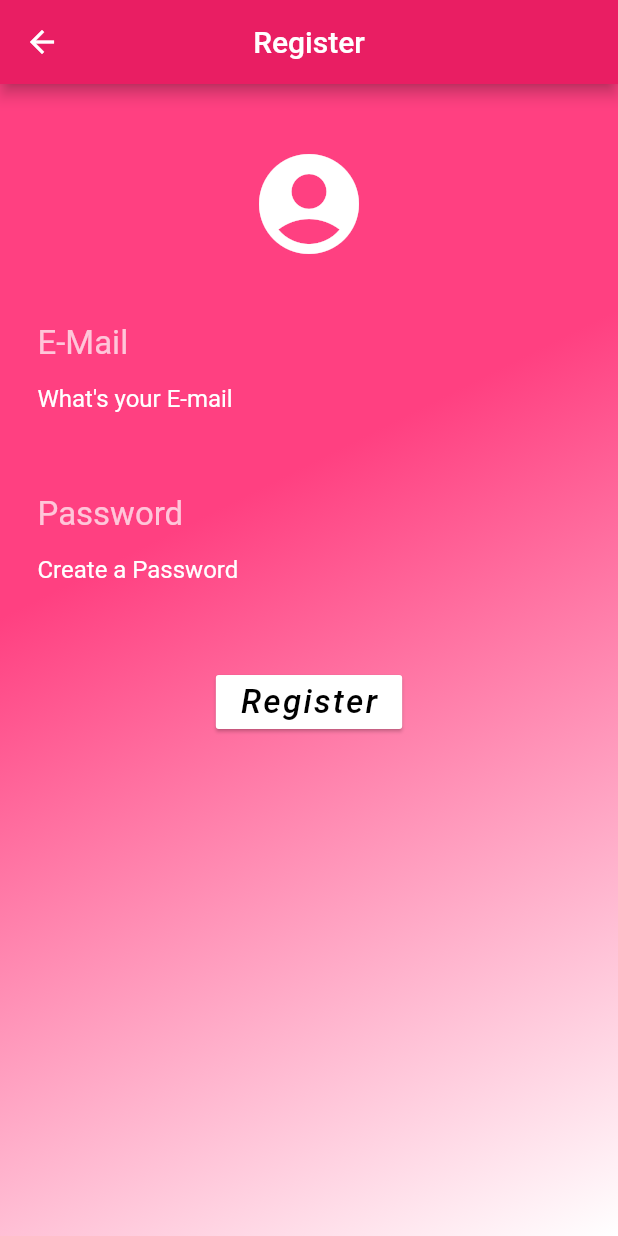
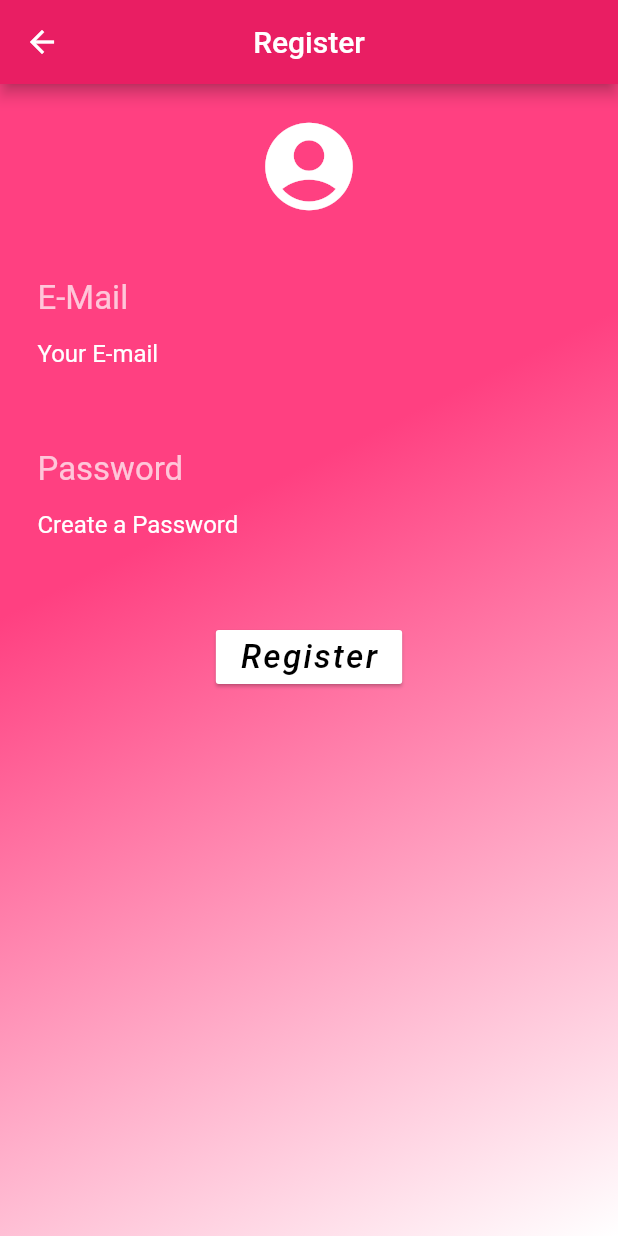
Before and after one commit to ideallyadarsh/ReckonUP, a Flutter app: the SignUp screen opened directly, on a phone screen of 412 x 824 dp. Run offline on Flutter 3.47's test engine with Material 2 defaults, Android fonts, the light colour scheme and no system bars; our stand-ins replace curved_navigation_bar, firebase_auth; accounts and stored records are empty.

Commit message:
Setting added

```diff
--- a/lib/Pages/Setup/register.dart
+++ b/lib/Pages/Setup/register.dart
@@ -35,11 +35,11 @@ class _SignUpState extends State<SignUp> {
         body: Form(
           key: _formKey,
           child: Padding(
-            padding: const EdgeInsets.fromLTRB(5, 40.0, 5, 0),
+            padding: const EdgeInsets.fromLTRB(5, 20.0, 5, 0),
             child: Column(
                 //mainAxisAlignment: MainAxisAlignment.center,
               children: <Widget>[
-                Icon(Icons.account_circle,color: Colors.white,size: 80.0,),
+                Icon(Icons.account_circle,color: Colors.white,size: 70.0,),
               SizedBox(height: 20),
                      Padding(
                       padding: const EdgeInsets.all(20.0),
@@ -60,7 +60,7 @@ class _SignUpState extends State<SignUp> {
                               }
                             },
                             onSaved: (input)=>_email=input,
-                            decoration: InputDecoration(hintText: 'What\'s your E-mail',
+                            decoration: InputDecoration(hintText: 'Your E-mail',
                               errorStyle: TextStyle(color: Colors.white,),
                               hintStyle: TextStyle(
                                 color: Colors.white,
--- a/lib/Pages/Setup/welcome.dart
+++ b/lib/Pages/Setup/welcome.dart
@@ -24,7 +24,7 @@ class _WelcomePageState extends State<WelcomePage> {
         // send the user to the home page
         // homePage();
       }else{
-        Navigator.push(context, MaterialPageRoute(builder: (context) =>LoginPage(),fullscreenDialog: true));
+          WelcomePage();
       }
     });
   }
--- a/lib/Pages/home.dart
+++ b/lib/Pages/home.dart
@@ -47,7 +47,7 @@ class _HomeState extends State<Home> {
         items: <Widget>[
           Icon(Icons.account_circle,size:20 ,semanticLabel: 'Account',),
           Icon(Icons.edit,size: 20,semanticLabel: 'Edit',),
-          Icon(Icons.add,size: 20,semanticLabel: 'Add item',),
+          Icon(Icons.home,size: 20,semanticLabel: 'Add item',),
           Icon(Icons.account_balance_wallet,size: 20,semanticLabel: 'Balance',),
           Icon(Icons.exit_to_app,size: 20,semanticLabel: 'Exit',),
         ],
--- a/pubspec.yaml
+++ b/pubspec.yaml
@@ -27,6 +27,7 @@ dependencies:
   firebase_auth: ^0.16.0
   cloud_firestore: ^0.13.5
   curved_navigation_bar: ^0.3.2
+
 
 dev_dependencies:
   flutter_test:
```
Also changed, not shown: lib/Pages/addpage.dart (+18 -2 lines), pubspec.lock.
